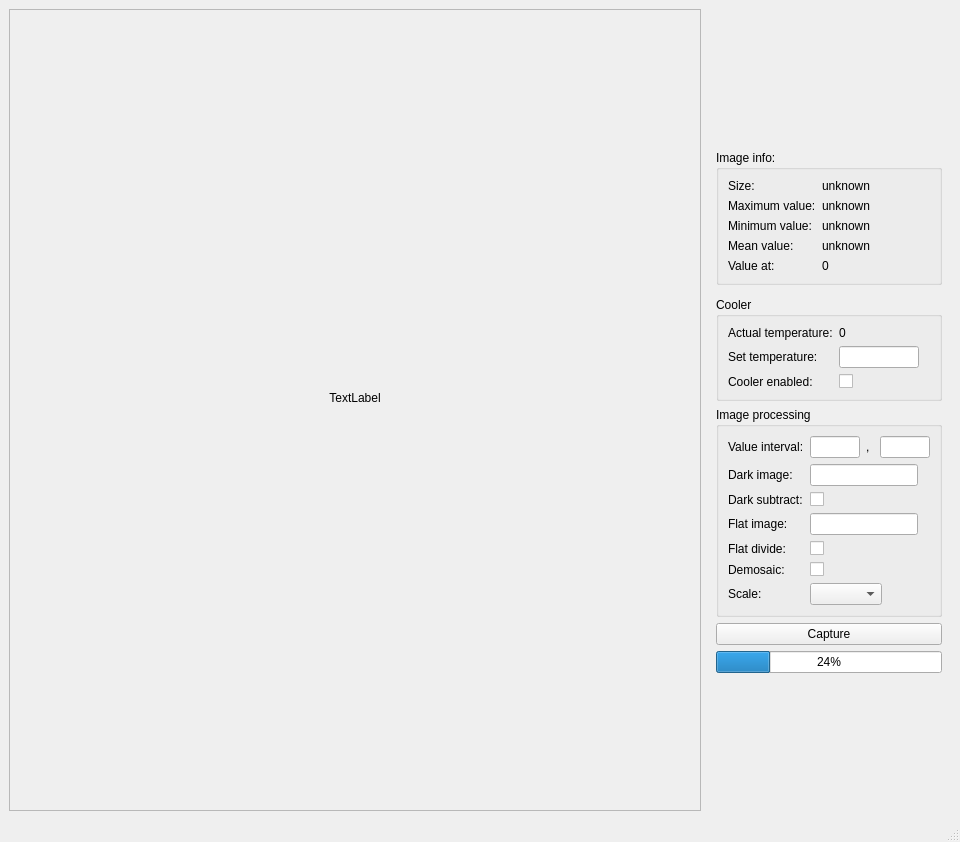
The window that gui/capturewindow.ui (AndreasFMueller/AstroPhotography) describes before a commit, drawn with Qt 5.
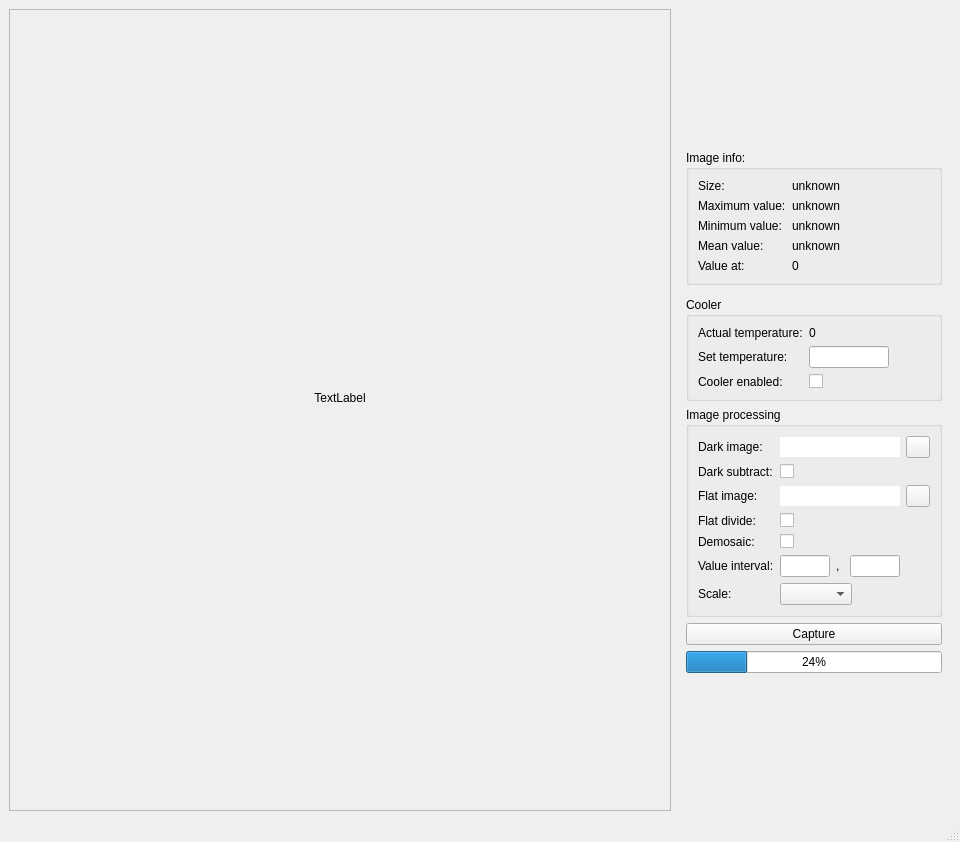
The same window after the commit. Custom widgets are drawn as their Qt base class.

What changed in the file:
```diff
--- a/gui/capturewindow.ui
+++ b/gui/capturewindow.ui
@@ -237,9 +237,6 @@
           <property name="fieldGrowthPolicy">
            <enum>QFormLayout::FieldsStayAtSizeHint</enum>
           </property>
-          <item row="1" column="1">
-           <widget class="QLineEdit" name="darkField"/>
-          </item>
           <item row="1" column="0">
            <widget class="QLabel" name="darkLabel">
             <property name="text">
@@ -275,78 +272,14 @@
             </property>
            </widget>
           </item>
-          <item row="0" column="0">
-           <widget class="QLabel" name="valueintervalLabel">
-            <property name="text">
-             <string>Value interval:</string>
-            </property>
-           </widget>
-          </item>
-          <item row="0" column="1">
-           <widget class="QWidget" name="valueintervalWidget" native="true">
-            <property name="minimumSize">
-             <size>
-              <width>120</width>
-              <height>0</height>
-             </size>
-            </property>
-            <layout class="QHBoxLayout" name="horizontalLayout_4">
-             <property name="leftMargin">
-              <number>0</number>
-             </property>
-             <property name="topMargin">
-              <number>0</number>
-             </property>
-             <property name="rightMargin">
-              <number>0</number>
-             </property>
-             <property name="bottomMargin">
-              <number>0</number>
-             </property>
-             <item>
-              <widget class="QLineEdit" name="valueintervalminField">
-               <property name="maximumSize">
-                <size>
-                 <width>50</width>
-                 <height>16777215</height>
-                </size>
-               </property>
-               <property name="alignment">
-                <set>Qt::AlignRight|Qt::AlignTrailing|Qt::AlignVCenter</set>
-               </property>
-              </widget>
-             </item>
-             <item>
-              <widget class="QLabel" name="valueintervalSeparator">
-               <property name="text">
-                <string>,</string>
-               </property>
-              </widget>
-             </item>
-             <item>
-              <widget class="QLineEdit" name="valueintervalmaxField">
-               <property name="maximumSize">
-                <size>
-                 <width>50</width>
-                 <height>16777215</height>
-                </size>
-               </property>
-               <property name="alignment">
-                <set>Qt::AlignRight|Qt::AlignTrailing|Qt::AlignVCenter</set>
-               </property>
-              </widget>
-             </item>
-            </layout>
-           </widget>
-          </item>
-          <item row="6" column="0">
+          <item row="7" column="0">
            <widget class="QLabel" name="scaleLabel">
             <property name="text">
              <string>Scale:</string>
             </property>
            </widget>
           </item>
-          <item row="6" column="1">
+          <item row="7" column="1">
            <widget class="QComboBox" name="scaleCombobox"/>
           </item>
           <item row="3" column="0">
@@ -356,9 +289,6 @@
             </property>
            </widget>
           </item>
-          <item row="3" column="1">
-           <widget class="QLineEdit" name="lightField"/>
-          </item>
           <item row="4" column="0">
            <widget class="QLabel" name="flatdivideLabel">
             <property name="minimumSize">
@@ -379,6 +309,164 @@
             </property>
            </widget>
           </item>
+          <item row="1" column="1">
+           <widget class="QWidget" name="darkWidget" native="true">
+            <property name="minimumSize">
+             <size>
+              <width>150</width>
+              <height>0</height>
+             </size>
+            </property>
+            <layout class="QHBoxLayout" name="horizontalLayout_2">
+             <property name="leftMargin">
+              <number>0</number>
+             </property>
+             <property name="topMargin">
+              <number>0</number>
+             </property>
+             <property name="rightMargin">
+              <number>0</number>
+             </property>
+             <property name="bottomMargin">
+              <number>0</number>
+             </property>
+             <item>
+              <widget class="QLineEdit" name="darkField">
+               <property name="frame">
+                <bool>false</bool>
+               </property>
+               <property name="readOnly">
+                <bool>true</bool>
+               </property>
+              </widget>
+             </item>
+             <item>
+              <widget class="QPushButton" name="darkButton">
+               <property name="maximumSize">
+                <size>
+                 <width>24</width>
+                 <height>24</height>
+                </size>
+               </property>
+               <property name="text">
+                <string/>
+               </property>
+              </widget>
+             </item>
+            </layout>
+           </widget>
+          </item>
+          <item row="3" column="1">
+           <widget class="QWidget" name="flatWidget" native="true">
+            <property name="minimumSize">
+             <size>
+              <width>150</width>
+              <height>0</height>
+             </size>
+            </property>
+            <layout class="QHBoxLayout" name="horizontalLayout_3">
+             <property name="leftMargin">
+              <number>0</number>
+             </property>
+             <property name="topMargin">
+              <number>0</number>
+             </property>
+             <property name="rightMargin">
+              <number>0</number>
+             </property>
+             <property name="bottomMargin">
+              <number>0</number>
+             </property>
+             <item>
+              <widget class="QLineEdit" name="flatField">
+               <property name="frame">
+                <bool>false</bool>
+               </property>
+               <property name="readOnly">
+                <bool>true</bool>
+               </property>
+              </widget>
+             </item>
+             <item>
+              <widget class="QPushButton" name="flatButton">
+               <property name="maximumSize">
+                <size>
+                 <width>24</width>
+                 <height>24</height>
+                </size>
+               </property>
+               <property name="text">
+                <string/>
+               </property>
+              </widget>
+             </item>
+            </layout>
+           </widget>
+          </item>
+          <item row="6" column="0">
+           <widget class="QLabel" name="valueintervalLabel">
+            <property name="text">
+             <string>Value interval:</string>
+            </property>
+           </widget>
+          </item>
+          <item row="6" column="1">
+           <widget class="QWidget" name="valueintervalWidget" native="true">
+            <property name="minimumSize">
+             <size>
+              <width>120</width>
+              <height>0</height>
+             </size>
+            </property>
+            <layout class="QHBoxLayout" name="horizontalLayout_4">
+             <property name="leftMargin">
+              <number>0</number>
+             </property>
+             <property name="topMargin">
+              <number>0</number>
+             </property>
+             <property name="rightMargin">
+              <number>0</number>
+             </property>
+             <property name="bottomMargin">
+              <number>0</number>
+             </property>
+             <item>
+              <widget class="QLineEdit" name="valueintervalminField">
+               <property name="maximumSize">
+                <size>
+                 <width>50</width>
+                 <height>16777215</height>
+                </size>
+               </property>
+               <property name="alignment">
+                <set>Qt::AlignRight|Qt::AlignTrailing|Qt::AlignVCenter</set>
+               </property>
+              </widget>
+             </item>
+             <item>
+              <widget class="QLabel" name="valueintervalSeparator">
+               <property name="text">
+                <string>,</string>
+               </property>
+              </widget>
+             </item>
+             <item>
+              <widget class="QLineEdit" name="valueintervalmaxField">
+               <property name="maximumSize">
+                <size>
+                 <width>50</width>
+                 <height>16777215</height>
+                </size>
+               </property>
+               <property name="alignment">
+                <set>Qt::AlignRight|Qt::AlignTrailing|Qt::AlignVCenter</set>
+               </property>
+              </widget>
+             </item>
+            </layout>
+           </widget>
+          </item>
          </layout>
         </widget>
        </item>
```
Left out of the diff: 42 changed lines with no effect on the pictures.
